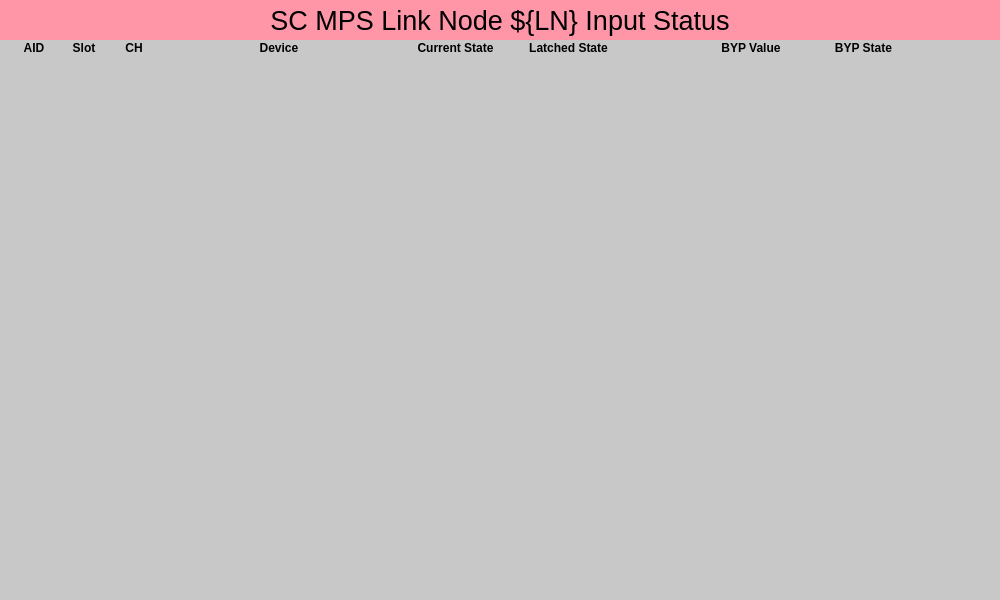
Before: the Qt Designer form mps_cn_inputs.ui in ad-build-test/pydm-mps, drawn with Qt 5.
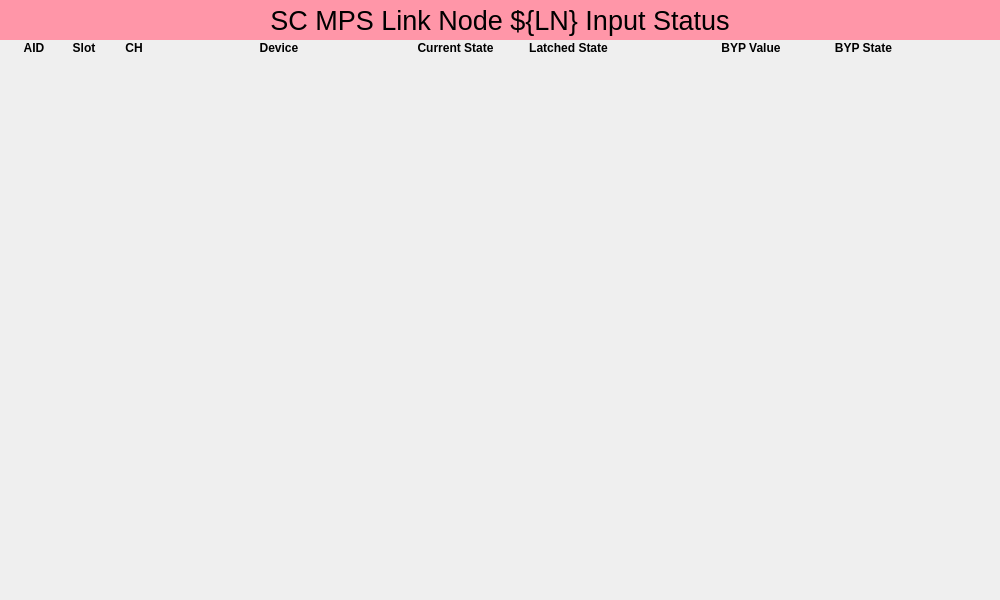
After: the same form once the commit is applied. Custom widgets are drawn as their Qt base class.

```diff
--- a/mps_cn_inputs.ui
+++ b/mps_cn_inputs.ui
@@ -32,7 +32,7 @@
    <string>SC MPS Link Node ${LN} Inputs</string>
   </property>
   <property name="styleSheet">
-   <string notr="true">background-color: rgb(200, 200, 200);</string>
+   <string notr="true"/>
   </property>
   <layout class="QGridLayout" name="gridLayout">
    <property name="leftMargin">
@@ -179,7 +179,7 @@
        <string/>
       </property>
       <property name="styleSheet">
-       <string notr="true">background-color: rgb(200, 200, 200);</string>
+       <string notr="true"/>
       </property>
       <property name="filename" stdset="0">
        <string>lcls_mps_lockup_sidebyside_digital.png</string>
```
